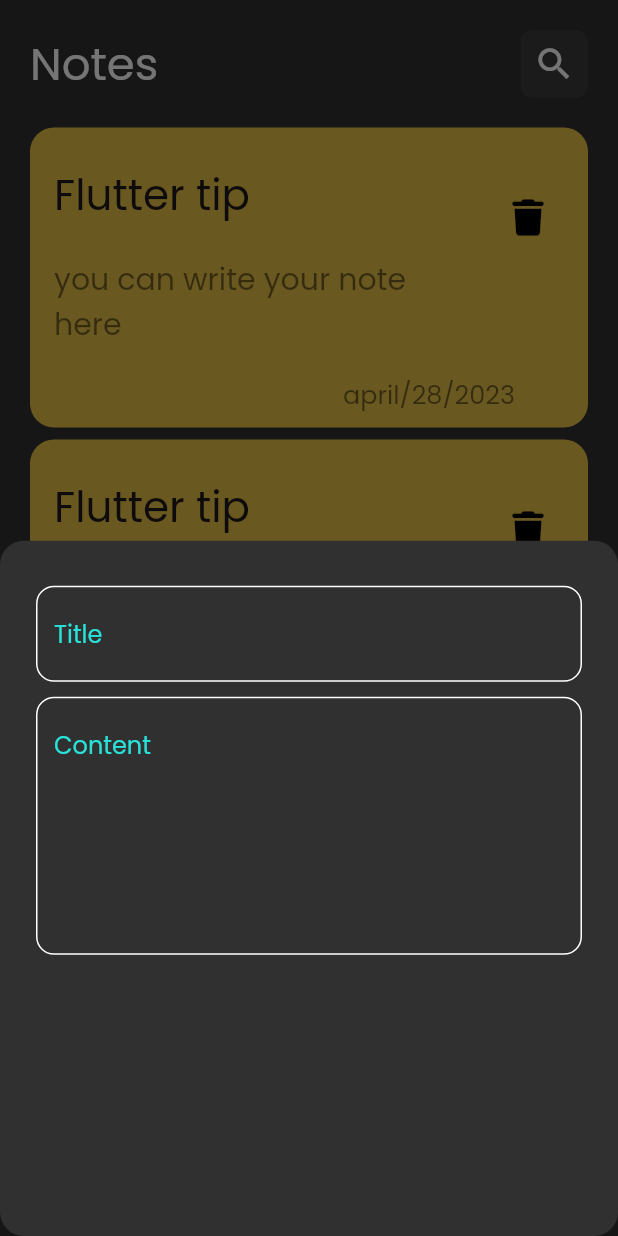
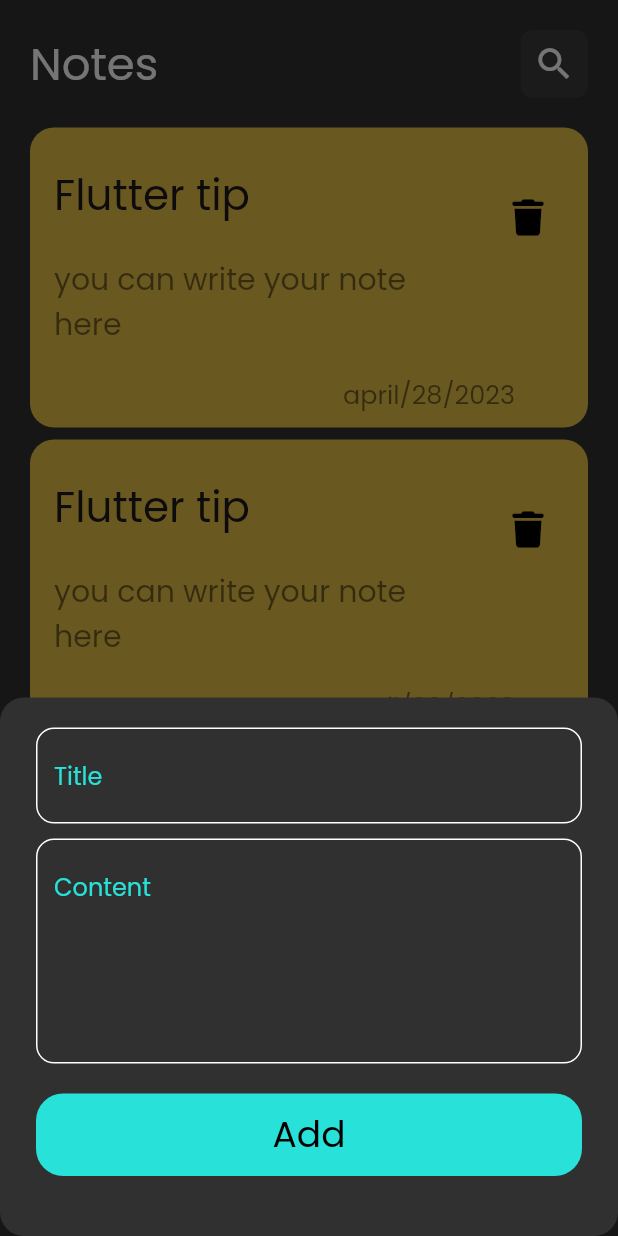
Before and after one commit to haneen1998rafea/note_app, a Flutter app: the screen it shows after launch, after a tap on the "add" icon, on a phone screen of 412 x 824 dp. Run offline on Flutter 3.47's test engine with Material 2 defaults, Android fonts, the phone set to English and light mode, and no system bars; our stand-ins replace font_awesome_flutter.

Commit message:
create add button in model bottom sheet and add edit note screen

```diff
--- /dev/null
+++ b/lib/views/edit_note_view.dart
@@ -0,0 +1,9 @@
+import 'package:flutter/material.dart';
+
+class EditNoteView extends StatelessWidget {
+  const EditNoteView({super.key});
+  @override
+  Widget build(BuildContext context) {
+    return Container();
+  }
+}
--- a/lib/widgets/add_model_buttom_sheet.dart
+++ b/lib/widgets/add_model_buttom_sheet.dart
@@ -1,4 +1,5 @@
 import 'package:flutter/material.dart';
+import 'package:noteapp/widgets/custom_button.dart';
 import 'package:noteapp/widgets/text_filed_custom.dart';
 
 class AddModelBSheetCuston extends StatelessWidget {
@@ -6,11 +7,12 @@ class AddModelBSheetCuston extends StatelessWidget {
   @override
   Widget build(BuildContext context) {
     return Padding(
-      padding: const EdgeInsets.symmetric(horizontal: 24),
+      padding: const EdgeInsets.symmetric(horizontal: 24, vertical: 20),
+      child: SingleChildScrollView(
         child: Column(children: const [
-        SizedBox(
-          height: 30,
-        ),
+          // SizedBox(
+          //   height: 30,
+          // ),
           CustomTextFiled(
             hinText: "Title",
           ),
@@ -19,9 +21,17 @@ class AddModelBSheetCuston extends StatelessWidget {
           ),
           CustomTextFiled(
             hinText: "Content",
-          maxLine: 6,
+            maxLine: 5,
+          ),
+          SizedBox(
+            height: 20,
+          ),
+          CustomButton(),
+          SizedBox(
+            height: 20,
           )
         ]),
+      ),
     );
   }
 }
--- /dev/null
+++ b/lib/widgets/custom_button.dart
@@ -0,0 +1,18 @@
+import 'package:flutter/material.dart';
+import 'package:noteapp/constant.dart';
+
+class CustomButton extends StatelessWidget {
+  const CustomButton({super.key});
+  @override
+  Widget build(BuildContext context) {
+    return Container(
+      height: 55,
+      width: MediaQuery.of(context).size.width,
+      decoration: BoxDecoration(
+          color: kPrimaryColor, borderRadius: BorderRadius.circular(18)),
+      child: const Center(
+          child:
+              Text("Add", style: TextStyle(color: Colors.black, fontSize: 24))),
+    );
+  }
+}
--- a/lib/widgets/tipe_flutter_note.dart
+++ b/lib/widgets/tipe_flutter_note.dart
@@ -1,12 +1,22 @@
 import 'package:flutter/widgets.dart';
 import 'package:font_awesome_flutter/font_awesome_flutter.dart';
 import 'package:flutter/material.dart';
+
+import '../views/edit_note_view.dart';
 
 class TipeFlutterNote extends StatelessWidget {
   const TipeFlutterNote({super.key});
   @override
   Widget build(BuildContext context) {
-    return Container(
+    return GestureDetector(
+      onTap: () {
+        Navigator.push(context, MaterialPageRoute(
+          builder: (context) {
+            return const EditNoteView();
+          },
+        ));
+      },
+      child: Container(
         height: 200,
         width: double.infinity,
         decoration: const BoxDecoration(
@@ -50,6 +60,7 @@ class TipeFlutterNote extends StatelessWidget {
                 )),
           ],
         ),
+      ),
     );
   }
 }
```
Lines whose indentation alone changed are shown as unchanged.
